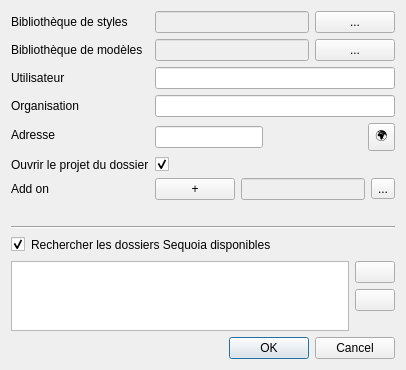
Qt form qsequoia2/scripts/global_settings/global_settings.ui (SequoiApp/Qsequoia2) before a commit.
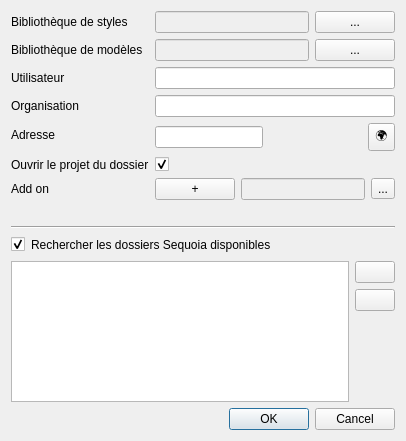
The same form after that commit.

What changed in the file:
```diff
--- a/qsequoia2/scripts/global_settings/global_settings.ui
+++ b/qsequoia2/scripts/global_settings/global_settings.ui
@@ -7,7 +7,7 @@
     <x>0</x>
     <y>0</y>
     <width>406</width>
-    <height>363</height>
+    <height>441</height>
    </rect>
   </property>
   <property name="windowTitle">
```
Left out of the diff: 2 changed lines with no effect on the pictures.
